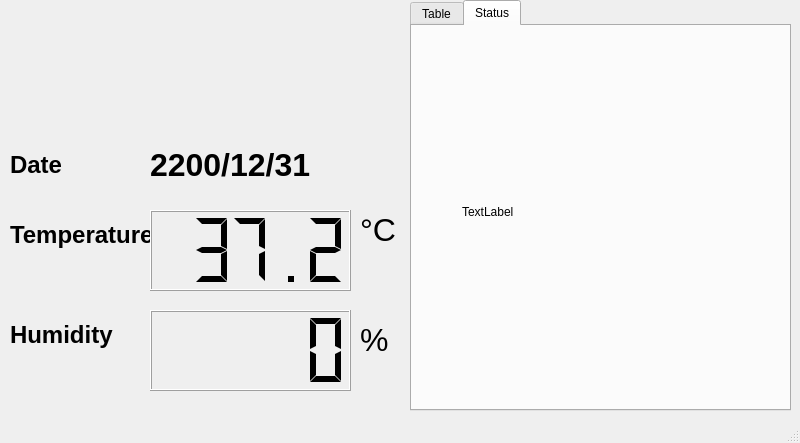
This is HTsensor_record.ui in TaroballzChen/RaspberryPi_HTsensor_display as Qt 5 draws it before an edit. The edited form follows.
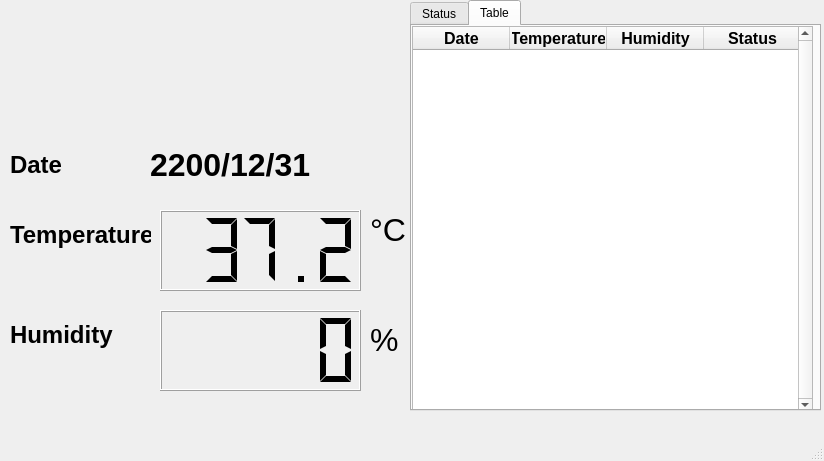
This is the edited form. The open tabs and pages were chosen to show the change.

The edit to the form file:
```diff
--- a/HTsensor_record.ui
+++ b/HTsensor_record.ui
@@ -6,8 +6,8 @@
    <rect>
     <x>0</x>
     <y>0</y>
-    <width>800</width>
-    <height>443</height>
+    <width>824</width>
+    <height>461</height>
    </rect>
   </property>
   <property name="maximumSize">
@@ -49,7 +49,7 @@
    <widget class="QLCDNumber" name="TemperatureValue">
     <property name="geometry">
      <rect>
-      <x>150</x>
+      <x>160</x>
       <y>210</y>
       <width>201</width>
       <height>81</height>
@@ -68,7 +68,7 @@
    <widget class="QLCDNumber" name="HumidityValue">
     <property name="geometry">
      <rect>
-      <x>150</x>
+      <x>160</x>
       <y>310</y>
       <width>201</width>
       <height>81</height>
@@ -81,7 +81,7 @@
    <widget class="QLabel" name="TemperatureLabel_2">
     <property name="geometry">
      <rect>
-      <x>360</x>
+      <x>370</x>
       <y>200</y>
       <width>61</width>
       <height>61</height>
@@ -98,7 +98,7 @@
    <widget class="QLabel" name="TemperatureLabel_3">
     <property name="geometry">
      <rect>
-      <x>360</x>
+      <x>370</x>
       <y>310</y>
       <width>61</width>
       <height>61</height>
@@ -139,19 +139,46 @@
     </property>
    </widget>
    <widget class="QTabWidget" name="tabWidget">
+    <property name="enabled">
+     <bool>true</bool>
+    </property>
     <property name="geometry">
      <rect>
       <x>410</x>
       <y>0</y>
-      <width>381</width>
+      <width>411</width>
       <height>411</height>
      </rect>
     </property>
     <property name="currentIndex">
-     <number>0</number>
+     <number>1</number>
+    </property>
+    <property name="movable">
+     <bool>false</bool>
+    </property>
+    <property name="tabBarAutoHide">
+     <bool>false</bool>
     </property>
     <widget class="QWidget" name="tab">
      <attribute name="title">
+      <string>Status</string>
+     </attribute>
+     <widget class="QLabel" name="StatusLabel">
+      <property name="geometry">
+       <rect>
+        <x>60</x>
+        <y>40</y>
+        <width>271</width>
+        <height>291</height>
+       </rect>
+      </property>
+      <property name="text">
+       <string>TextLabel</string>
+      </property>
+     </widget>
+    </widget>
+    <widget class="QWidget" name="tab_2">
+     <attribute name="title">
       <string>Table</string>
      </attribute>
      <widget class="QTableWidget" name="tableWidget">
@@ -228,32 +255,14 @@
       </column>
      </widget>
     </widget>
-    <widget class="QWidget" name="tab_2">
-     <attribute name="title">
-      <string>Status</string>
-     </attribute>
-     <widget class="QLabel" name="StatusLabel">
-      <property name="geometry">
-       <rect>
-        <x>50</x>
-        <y>40</y>
-        <width>271</width>
-        <height>291</height>
-       </rect>
-      </property>
-      <property name="text">
-       <string>TextLabel</string>
-      </property>
-     </widget>
-    </widget>
    </widget>
    <widget class="QLabel" name="Logo">
     <property name="geometry">
      <rect>
       <x>10</x>
       <y>20</y>
-      <width>381</width>
-      <height>91</height>
+      <width>391</width>
+      <height>101</height>
      </rect>
     </property>
     <property name="text">
```
Left out of the diff: 2 changed lines with no effect on the pictures.
